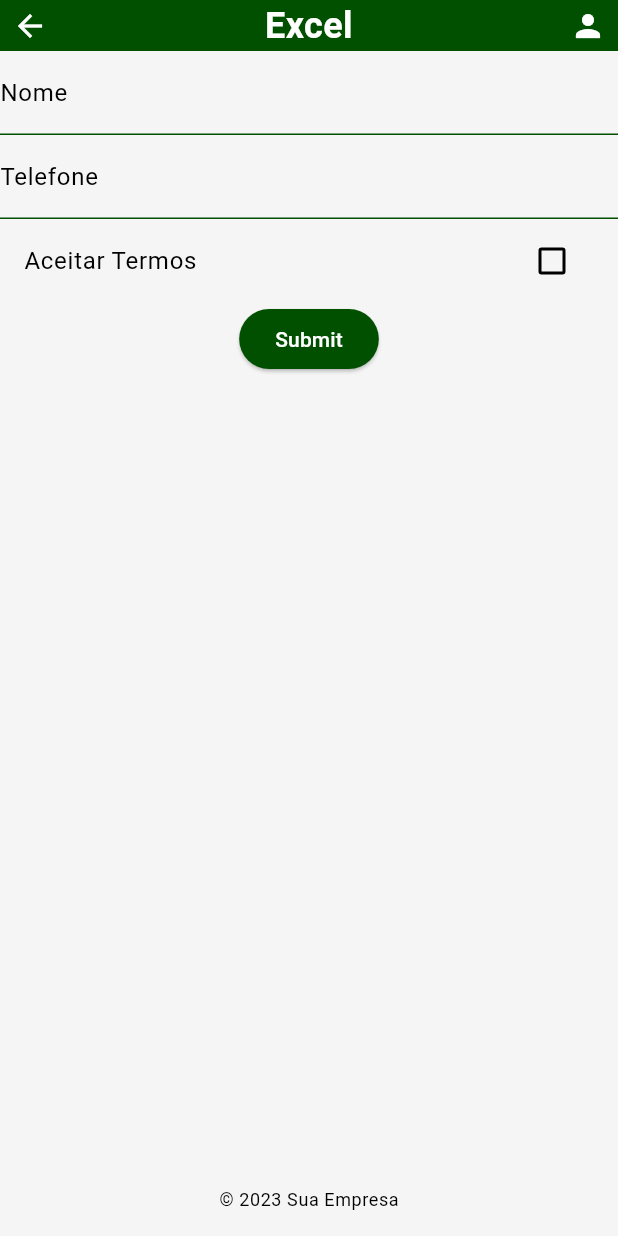
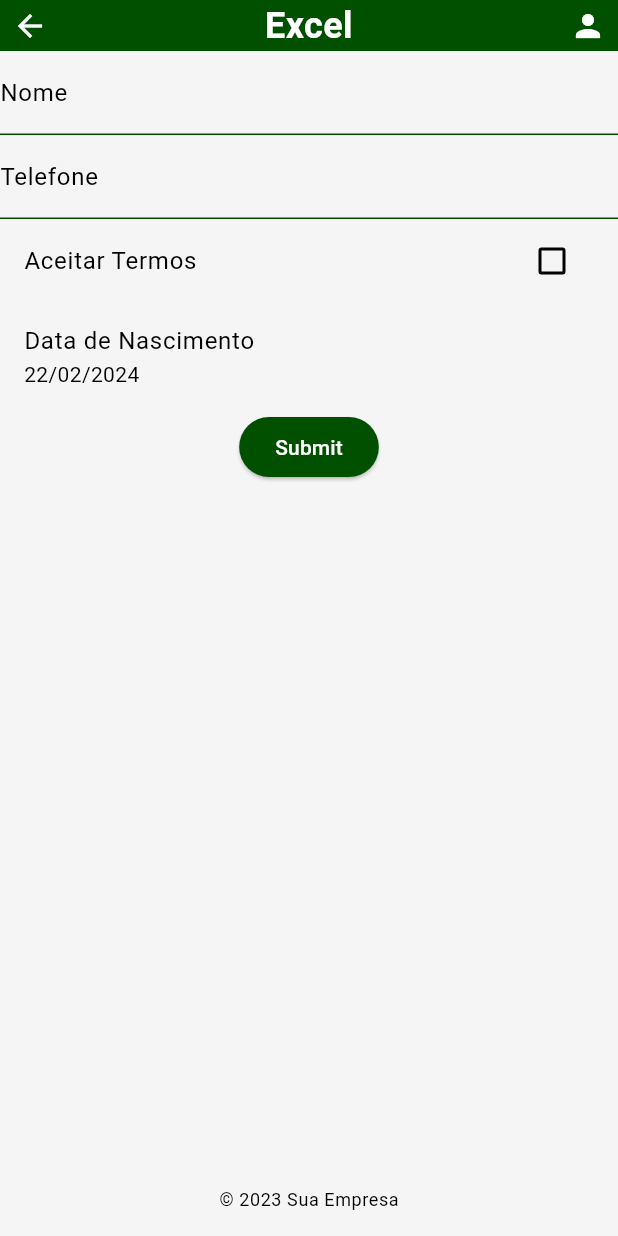
Before and after one commit to vcpersike/app-flutter-estudos, a Flutter app: the ExcelPage screen opened by its route, on a phone screen of 412 x 824 dp. Run offline on Flutter 3.47's test engine with Material 3 defaults, Android fonts, the phone set to English and light mode, and no system bars; our stand-ins replace fl_chart, flutter_masked_text2, image_picker.

Commit message:
Ajustes de implementação de formlário dinâmico.

```diff
--- a/lib/components/forms_component.dart
+++ b/lib/components/forms_component.dart
@@ -53,8 +53,6 @@ class _DynamicFormComponentState extends State<DynamicFormComponent> {
     widget.onFormSubmit(formData);
   }
 }
-
-
 
   @override
   Widget build(BuildContext context) {
--- a/lib/models/form_fiel_data.dart
+++ b/lib/models/form_fiel_data.dart
@@ -36,7 +36,6 @@ class FormFieldData {
   TextEditingController get effectiveController =>
       maskedController ?? controller ?? TextEditingController();
 
-  // Factories para criar instâncias específicas de campos
   factory FormFieldData.date({
     required String label,
     required DateTime selectedDate,
--- a/lib/views/excel/excel_page.dart
+++ b/lib/views/excel/excel_page.dart
@@ -19,7 +19,7 @@ class ExcelPage extends StatelessWidget {
           ),
           Expanded(
             child: DynamicFormComponent(
-              includeFields: ['Nome', 'Telefone', 'Aceitar Termos'],
+              includeFields: ['Nome', 'Telefone', 'Aceitar Termos', 'Data de Nascimento'],
               onFormSubmit: (Map<String, String> formData) {
                 print("Formulário submetido com os seguintes dados: $formData");
               },
```
